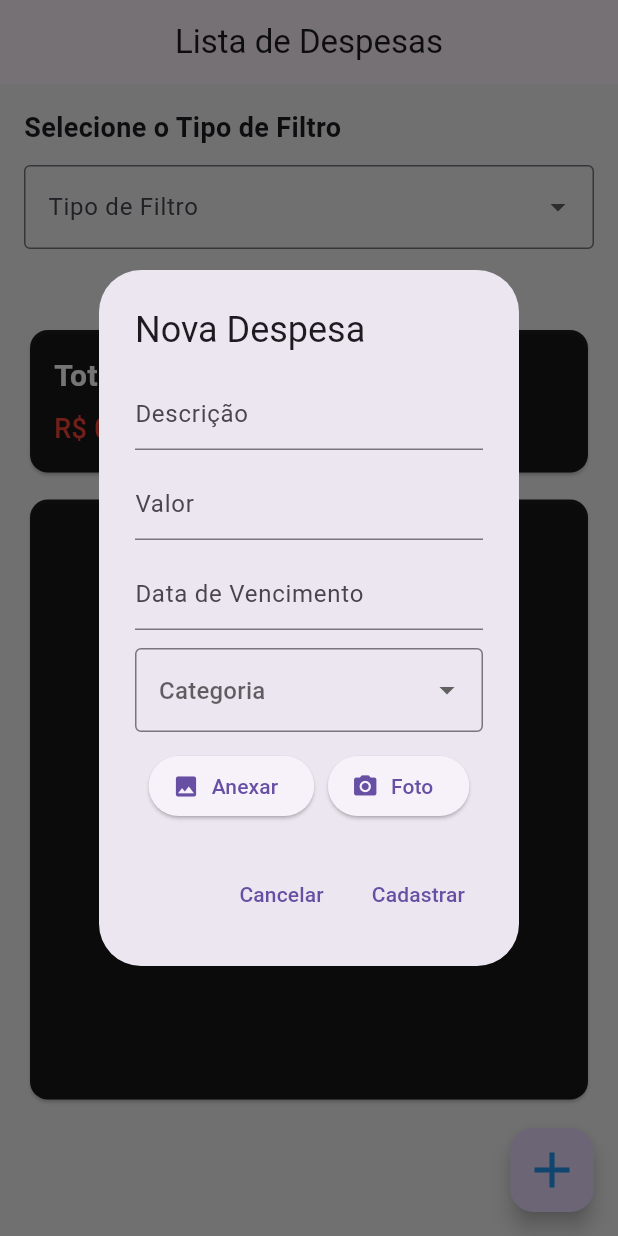
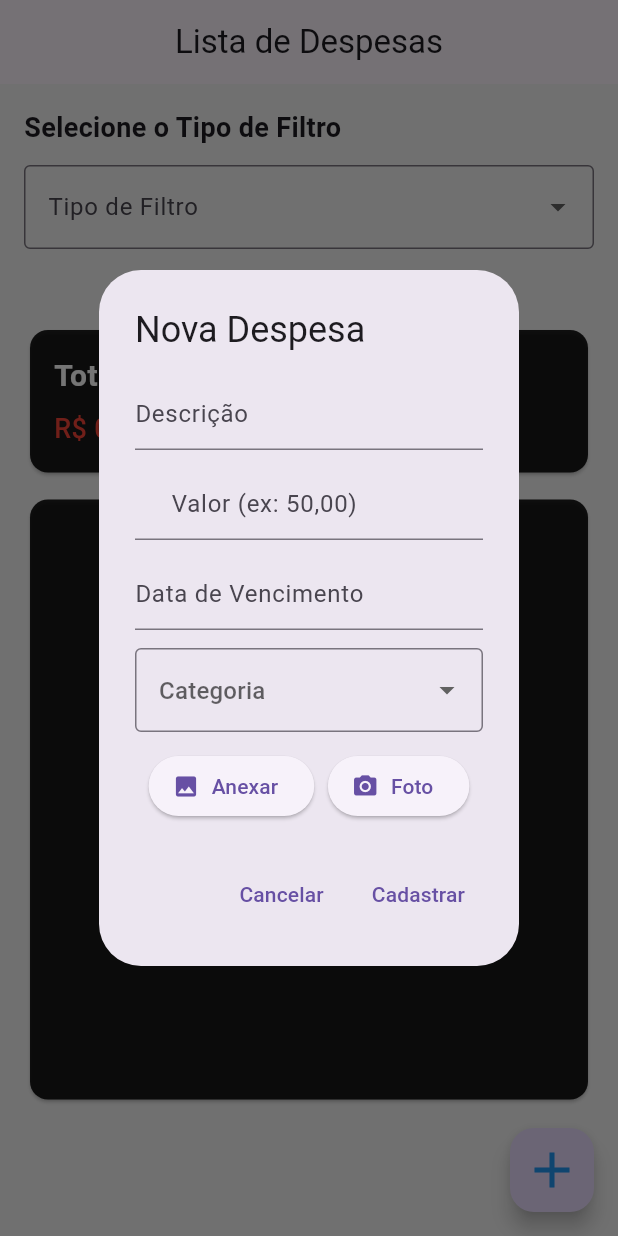
Before and after one commit to KaueSobreira/Aplicativo_Financeiro_Mobile, a Flutter app: the screen it shows after launch, after a tap on the "add" icon, on a phone screen of 412 x 824 dp. Run offline on Flutter 3.47's test engine with Material 3 defaults, Android fonts, the phone set to English and light mode, and no system bars; our stand-ins replace file_picker, image_picker, month_picker_dialog, sqflite; accounts and stored records are empty.

Commit message:
update: adicionado a conversão dos valores para Real Brasileiro em todas as telas

```diff
--- a/lib/dialogs/dialog_cadastro_despesa.dart
+++ b/lib/dialogs/dialog_cadastro_despesa.dart
@@ -4,7 +4,6 @@ import 'package:image_picker/image_picker.dart';
 import '../models/despesa.dart';
 import '../database/despesa_dao.dart';
 
-// Adicionado parâmetro opcional despesaParaEditar
 Future<void> mostrarDialogCadastro(BuildContext context, {Despesa? despesaParaEditar}) {
   DateTime? dataSelecionada;
 
@@ -17,15 +16,15 @@ Future<void> mostrarDialogCadastro(BuildContext context, {Despesa? despesaParaEd
 
   final dao = DespesaDAO();
 
-  // -- Lógica de Preenchimento para Edição --
   if (despesaParaEditar != null) {
     descricaoController.text = despesaParaEditar.descricao;
-    valorController.text = despesaParaEditar.valor.toString();
+
+    valorController.text = despesaParaEditar.valor.toString().replaceAll('.', ',');
+
     dataController.text = despesaParaEditar.dataVencimento;
     categoriaSelecionada = despesaParaEditar.categoria;
     caminhoComprovante = despesaParaEditar.comprovante;
 
-    // Converter string de data para objeto DateTime para validação interna se necessário
     try {
       final parts = despesaParaEditar.dataVencimento.split('/');
       dataSelecionada = DateTime(int.parse(parts[2]), int.parse(parts[1]), int.parse(parts[0]));
@@ -44,12 +43,16 @@ Future<void> mostrarDialogCadastro(BuildContext context, {Despesa? despesaParaEd
               TextField(
                 controller: descricaoController,
                 decoration: const InputDecoration(hintText: "Descrição"),
+                textCapitalization: TextCapitalization.sentences,
               ),
               const SizedBox(height: 12),
               TextField(
                 controller: valorController,
-                keyboardType: TextInputType.number,
-                decoration: const InputDecoration(hintText: "Valor"),
+                keyboardType: const TextInputType.numberWithOptions(decimal: true),
+                decoration: const InputDecoration(
+                  hintText: "Valor (ex: 50,00)",
+                  prefixText: "R\$ "
+                ),
               ),
               const SizedBox(height: 12),
               TextField(
@@ -71,7 +74,7 @@ Future<void> mostrarDialogCadastro(BuildContext context, {Despesa? despesaParaEd
               ),
               const SizedBox(height: 12),
               DropdownButtonFormField<String>(
-                value: categoriaSelecionada, // Importante para mostrar o valor atual
+                initialValue: categoriaSelecionada,
                 decoration: const InputDecoration(
                   hintText: "Categoria",
                   border: OutlineInputBorder(),
@@ -123,11 +126,13 @@ Future<void> mostrarDialogCadastro(BuildContext context, {Despesa? despesaParaEd
               if (descricaoController.text.isEmpty || valorController.text.isEmpty || dataController.text.isEmpty || categoriaSelecionada == null) {
                 return;
               }
+              String valorString = valorController.text.replaceAll(',', '.');
+              double valorFinal = double.tryParse(valorString) ?? 0.0;
 
               final despesa = Despesa(
-                id: despesaParaEditar?.id, // Mantém o ID se for edição
+                id: despesaParaEditar?.id,
                 descricao: descricaoController.text,
-                valor: double.tryParse(valorController.text) ?? 0,
+                valor: valorFinal,
                 dataVencimento: dataController.text,
                 categoria: categoriaSelecionada!,
                 comprovante: caminhoComprovante,
--- a/lib/main.dart
+++ b/lib/main.dart
@@ -1,7 +1,12 @@
 import 'package:flutter/material.dart';
+import 'package:intl/date_symbol_data_local.dart';
 import 'pages/expense_list_page.dart';
 
-void main() {
+void main() async {
+  WidgetsFlutterBinding.ensureInitialized();
+
+  await initializeDateFormatting('pt_BR', null);
+
   runApp(const MainApp());
 }
 
--- a/lib/pages/expense_list_page.dart
+++ b/lib/pages/expense_list_page.dart
@@ -1,6 +1,7 @@
 import 'dart:io';
 import 'package:flutter/material.dart';
 import 'package:month_picker_dialog/month_picker_dialog.dart';
+import 'package:intl/intl.dart';
 import '../widgets/resumo_card.dart';
 import '../dialogs/dialog_cadastro_despesa.dart';
 import '../database/despesa_dao.dart';
@@ -26,6 +27,10 @@ class _ExpenseListPageState extends State<ExpenseListPage> {
   final DespesaDAO _dao = DespesaDAO();
   double _totalExibido = 0.0;
 
+  final _formatadorMoeda = NumberFormat.currency(locale: 'pt_BR', symbol: 'R\$');
+  final _formatadorData = DateFormat('dd/MM/yyyy');
+  final _formatadorMes = DateFormat('MMMM / yyyy', 'pt_BR');
+
   final List<String> _categorias = [
     "Alimentação", "Transporte", "Moradia", "Saúde", "Educação", "Lazer", "Outros"
   ];
@@ -50,10 +55,10 @@ class _ExpenseListPageState extends State<ExpenseListPage> {
     if (tipoFiltroSelecionado == "Por Mês" && dataFiltragem != null) {
       temp = temp.where((d) {
         try {
-          final parts = d.dataVencimento.split('/');
-          final mes = int.parse(parts[1]);
-          final ano = int.parse(parts[2]);
-          return mes == dataFiltragem!.month && ano == dataFiltragem!.year;
+          final dataDespesa = _formatadorData.parse(d.dataVencimento);
+
+          return dataDespesa.month == dataFiltragem!.month &&
+                 dataDespesa.year == dataFiltragem!.year;
         } catch (e) {
           return false;
         }
@@ -77,11 +82,6 @@ class _ExpenseListPageState extends State<ExpenseListPage> {
   void dispose() {
     dataControllerFiltragem.dispose();
     super.dispose();
-  }
-
-  String _mesNome(int mes) {
-    const nomes = ["", "Janeiro", "Fevereiro", "Março", "Abril", "Maio", "Junho", "Julho", "Agosto", "Setembro", "Outubro", "Novembro", "Dezembro"];
-    return nomes[mes];
   }
 
   IconData _getIconeCategoria(String categoria) {
@@ -154,7 +154,7 @@ class _ExpenseListPageState extends State<ExpenseListPage> {
                   if (mesSelecionado != null) {
                     setState(() {
                       dataFiltragem = mesSelecionado;
-                      dataControllerFiltragem.text = "${_mesNome(mesSelecionado.month)} / ${mesSelecionado.year}";
+                      dataControllerFiltragem.text = _formatadorMes.format(mesSelecionado).toUpperCase();
                       _aplicarFiltros();
                     });
                   }
@@ -182,7 +182,7 @@ class _ExpenseListPageState extends State<ExpenseListPage> {
 
             ResumoCard(
               titulo: "Total Filtrado",
-              valor: "R\$ ${_totalExibido.toStringAsFixed(2)}",
+              valor: _formatadorMoeda.format(_totalExibido),
               corValor: Colors.red,
             ),
 
@@ -236,7 +236,6 @@ class _ExpenseListPageState extends State<ExpenseListPage> {
                                 style: const TextStyle(color: Colors.white70),
                               ),
                               trailing: const Icon(Icons.arrow_forward_ios, color: Colors.white54, size: 16),
-
                               onTap: () async {
                                 await Navigator.push(
                                   context,
--- a/pubspec.yaml
+++ b/pubspec.yaml
@@ -14,6 +14,7 @@ dependencies:
   path: ^1.8.3
   flutter:
     sdk: flutter
+  intl: ^0.18.1
 
 dev_dependencies:
   flutter_test:
```
Also changed, not shown: lib/pages/despesa_detalhe_page.dart (+11 -5 lines), pubspec.lock.
